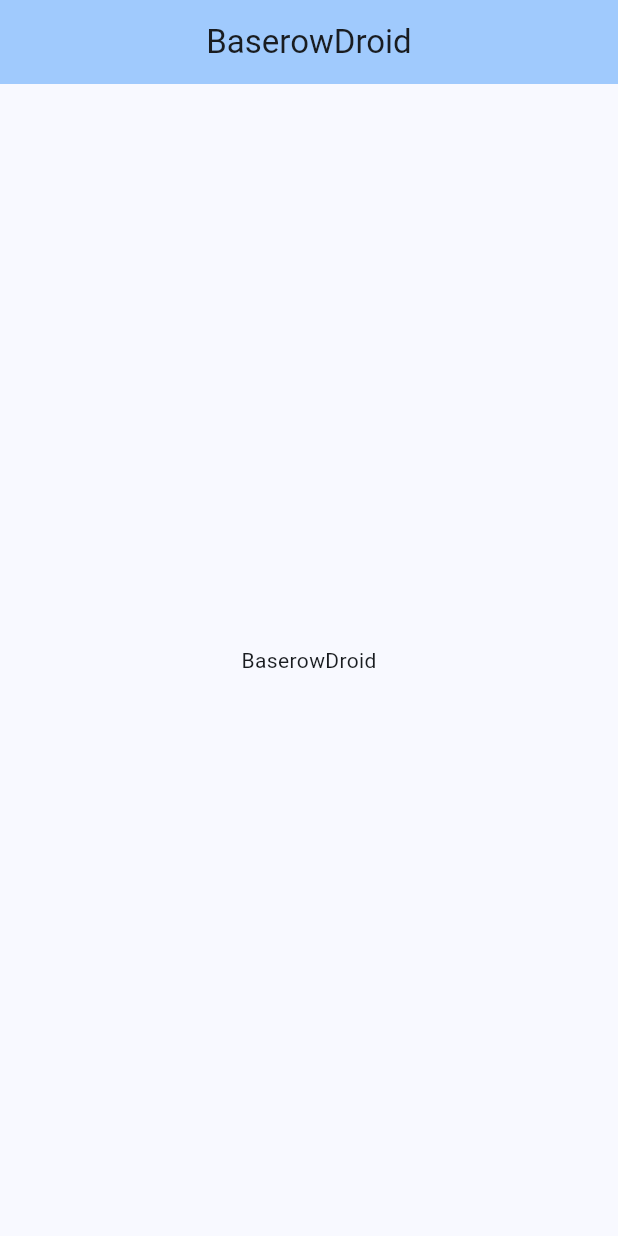
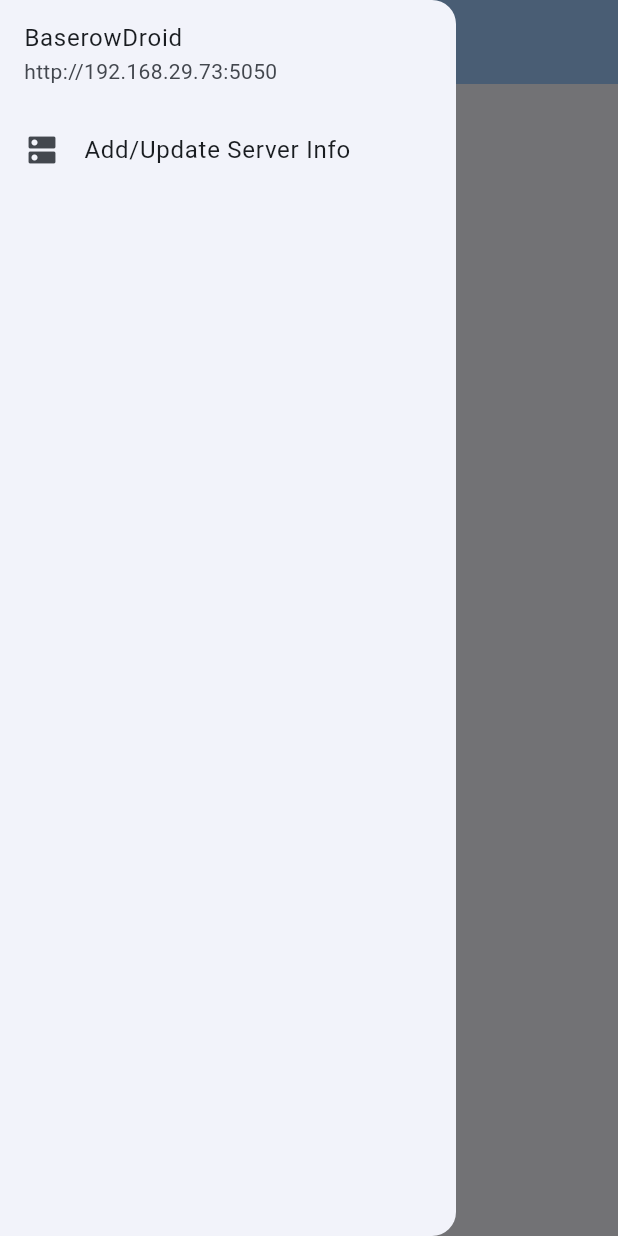
Before and after one commit to Aadityajoshi151/baserowdroid, a Flutter app: the screen it shows after launch, with the side drawer open (before the commit the screen has no drawer), on a phone screen of 412 x 824 dp. Run offline on Flutter 3.47's test engine with Material 3 defaults, Android fonts, the phone set to English and light mode, and no system bars.

Commit message:
chore: creates app drawer widget

```diff
--- a/lib/screens/HomePage.dart
+++ b/lib/screens/HomePage.dart
@@ -1,3 +1,4 @@
+import 'package:baserowdroid/widgets/AppDrawer.dart';
 import 'package:flutter/material.dart';
 
 class HomePage extends StatefulWidget {
@@ -13,12 +14,15 @@
   Widget build(BuildContext context) {
     return Scaffold(
       appBar: AppBar(
-        title: Center(child: Text(widget.title)),
+        title: Text(widget.title),
         backgroundColor: Theme.of(context).colorScheme.inversePrimary,
       ),
       body: Center(
         child: Text(widget.title),
       ),
+      drawer: Appdrawer(
+        title: widget.title,
+      ),
     );
   }
 }
--- /dev/null
+++ b/lib/widgets/AppDrawer.dart
@@ -0,0 +1,35 @@
+import 'package:flutter/material.dart';
+
+class Appdrawer extends StatefulWidget {
+  const Appdrawer({super.key, required this.title});
+  final String title;
+
+  @override
+  State<Appdrawer> createState() => _AppdrawerState();
+}
+
+class _AppdrawerState extends State<Appdrawer> {
+  @override
+  Widget build(BuildContext context) {
+    return Drawer(
+      child: ListView(
+        children: [
+          ListTile(
+            title: Text(widget.title),
+            subtitle: const Text(
+                //TODO: use server url stored in memory
+                'http://192.168.29.73:5050'),
+          ),
+          ListTile(
+            leading: const Icon(Icons.dns),
+            title: const Text('Add/Update Server Info'),
+            onTap: () {
+              //TODO: open the page to add or edit server details
+              debugPrint("add/update server URL pressed");
+            },
+          ),
+        ],
+      ),
+    );
+  }
+}
```
